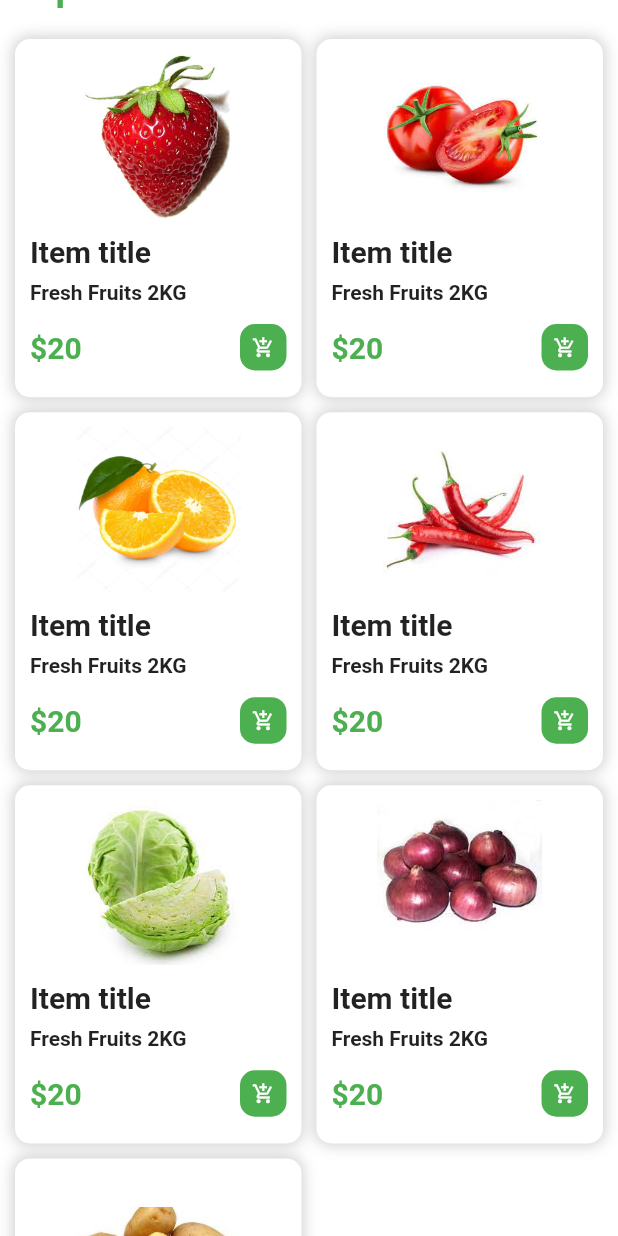
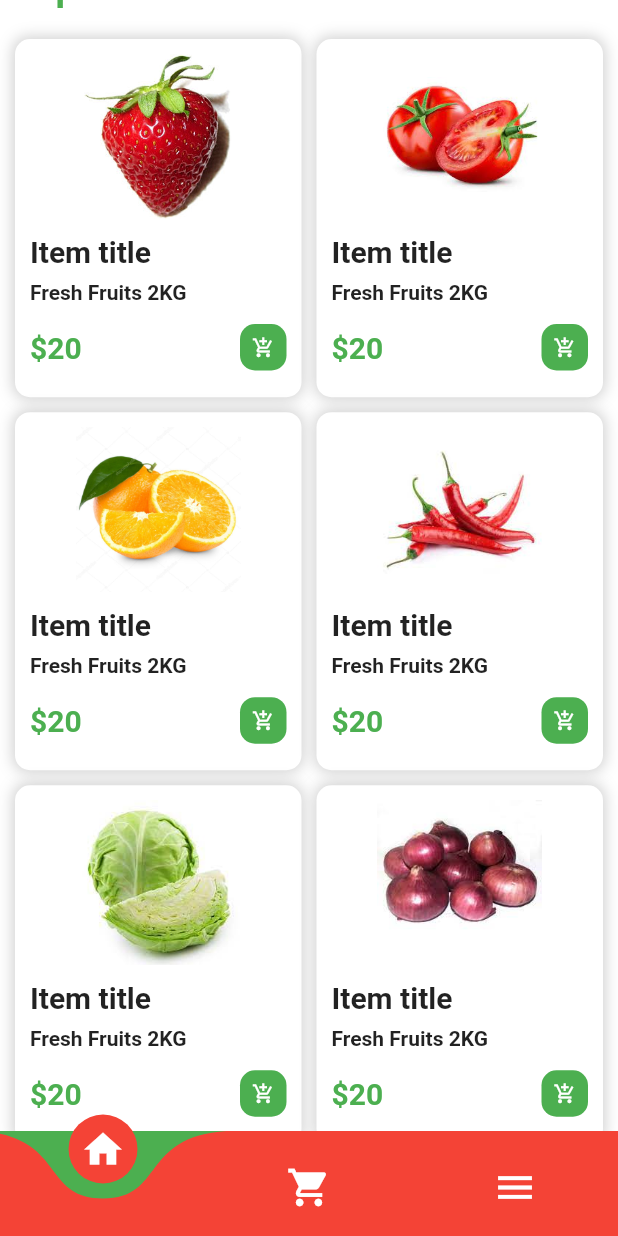
Before and after one commit to umangghoghari24/Grocery, a Flutter app: the Homepage screen opened by its route, scrolled down 576 dp, on a phone screen of 412 x 824 dp. Run offline on Flutter 3.47's test engine with Material 2 defaults, Android fonts, the phone set to English and light mode, and no system bars; drawn by our look-alikes of curved_navigation_bar; our stand-ins replace sliding_sheet; network calls fail.

Commit message:
Grocery_App

```diff
--- a/lib/Homepage.dart
+++ b/lib/Homepage.dart
@@ -1,3 +1,4 @@
+import 'package:curved_navigation_bar/curved_navigation_bar.dart';
 import 'package:flutter/foundation.dart';
 import 'package:flutter/material.dart';
 import 'package:grocery/BottomCartSheet.dart';
@@ -146,6 +147,18 @@ class Homepage extends StatelessWidget {
               )
           ),
       ),
+      bottomNavigationBar: CurvedNavigationBar(
+        backgroundColor: Colors.transparent,
+        onTap: (index) {},
+        height: 70,
+        color: Colors.red,
+        items: [
+          Icon(Icons.home,size: 30,color: Colors.white,),
+          Icon(Icons.shopping_cart,size: 30,color: Colors.white,),
+          Icon(Icons.menu,size: 30,color: Colors.white,)
+
+        ],
+      ),
     );
   }
 }
--- a/pubspec.yaml
+++ b/pubspec.yaml
@@ -37,6 +37,7 @@ dependencies:
   cupertino_icons: ^1.0.2
   badges: ^3.1.1
   sliding_sheet: ^0.5.2
+  curved_navigation_bar: ^1.0.3
 
 
 dev_dependencies:
```
Also changed, not shown: pubspec.lock.
